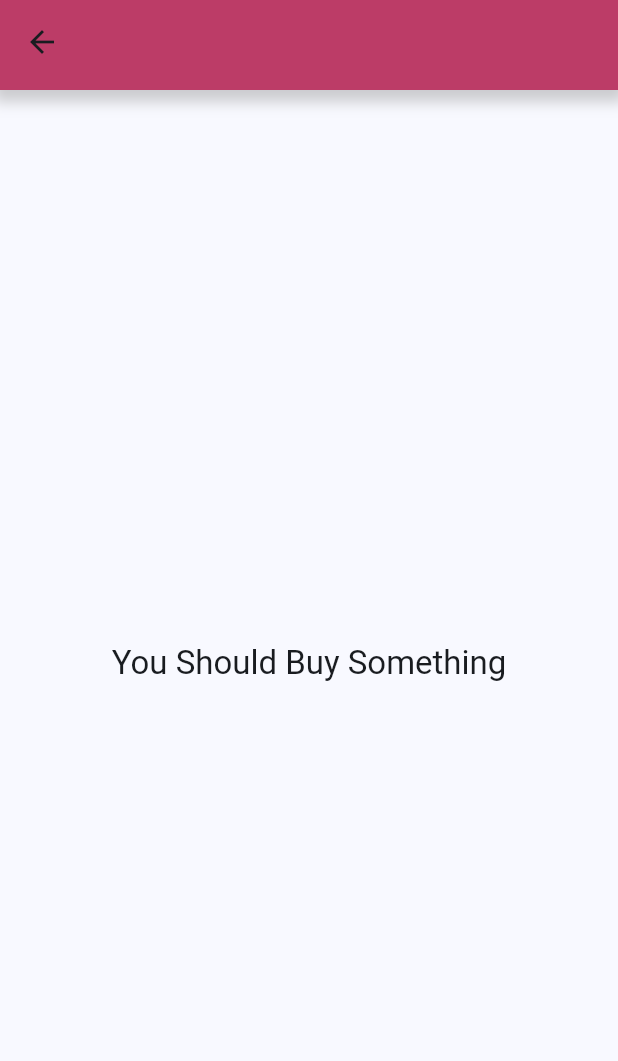
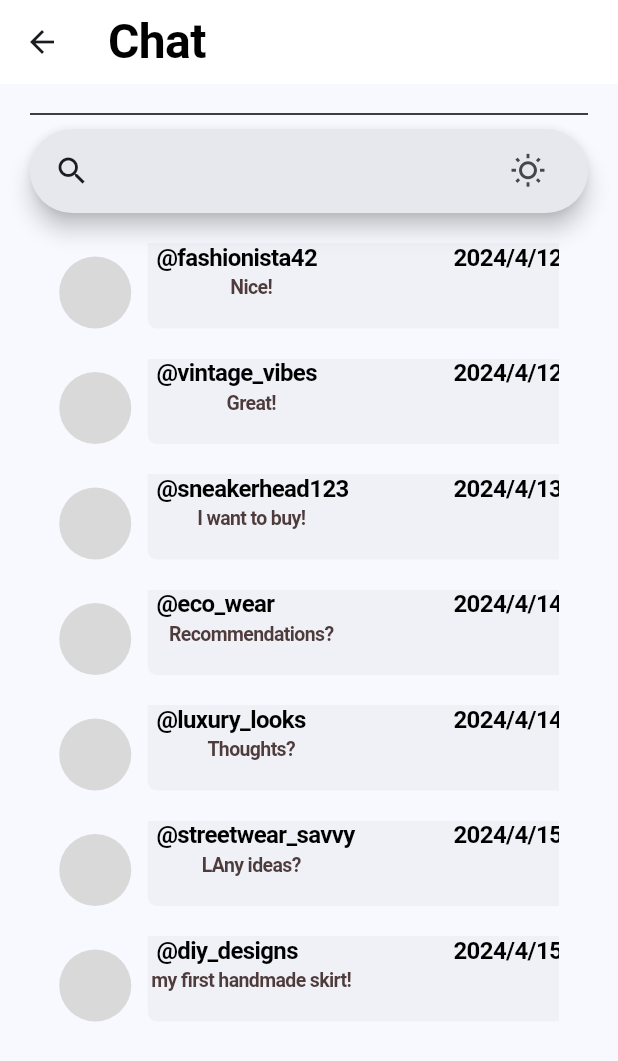
Before and after one commit to Skivap/SoftwareStudio, a Flutter app: the HomePage screen opened directly with empty values, swiped to page 4, on a phone screen of 412 x 824 dp. Shown: the top 1061 px of the screen. Run offline on Flutter 3.47's test engine with Material 3 defaults, Android fonts, the phone set to English and light mode, and no system bars; missing offline and left inert: dart:js_util; Roboto replaces fonts that are missing (Abhaya Libre SemiBold).

Commit message:
add chat

```diff
--- /dev/null
+++ b/lib/chat.dart
@@ -0,0 +1,179 @@
+// ignore_for_file: prefer_const_constructors
+
+import 'dart:js_util';
+
+import 'package:flutter/material.dart';
+import 'package:flutter/foundation.dart';
+import 'package:prototype_ss/homepage/search_page.dart';
+import 'data/chatdata.dart';
+
+final messages = [
+    ChatData(username:"@fashionista42", message:"Nice!", date:"2024/4/12"),
+    ChatData(username:"@vintage_vibes", message:"Great!", date:"2024/4/12"),
+    ChatData(username:"@sneakerhead123", message:"I want to buy!", date:"2024/4/13"),
+    ChatData(username:"@eco_wear", message:"Recommendations?", date:"2024/4/14"),
+    ChatData(username:"@luxury_looks", message:"Thoughts?", date:"2024/4/14"),
+    ChatData(username:"@streetwear_savvy", message:"LAny ideas?", date:"2024/4/15"),
+    ChatData(username:"@diy_designs", message:"my first handmade skirt!", date:"2024/4/15")
+];
+class ChatPage extends StatelessWidget {
+  const ChatPage({super.key});
+
+  @override
+  Widget build(BuildContext context) {
+    return Scaffold(
+      appBar: AppBar(
+        backgroundColor: Colors.white,
+        title:Text(
+                'Chat',
+                textAlign: TextAlign.center,
+                style: TextStyle(
+                  color: Colors.black,
+                  fontSize: 32,
+                  fontFamily: 'Abhaya Libre SemiBold',
+                  fontWeight: FontWeight.w600,
+                  height: 0.02,
+                  letterSpacing: -0.41,
+                ),
+              ),
+      ),
+      body:
+      Padding(
+            padding:EdgeInsets.fromLTRB(20.0,10.0,20.0, 10.0),
+            child:Column(
+              children: [
+                Divider(
+                  height: 20,
+                  thickness: 1,
+                  indent: 0,
+                  endIndent: 0,
+                  color: Colors.black,
+                ),
+                Search_Bar(),
+
+                Column(
+                  children:messages.asMap().entries.map((entry){
+                     final val = entry.value;
+                     return ChatBar(username: val.username, message: val.message, date: val.date);
+                   }
+                  ).toList(),
+                )
+
+              ],
+            ) ,
+          )
+
+    );
+  }
+}
+
+class ChatBar extends StatelessWidget {
+  final String username;
+  final String message;
+  final String date;
+  const ChatBar({super.key,required this.username,required this.message,required this.date});
+  @override
+  Widget build(BuildContext context) {
+    return Column(
+      children: [
+        SizedBox(height: 20.0,),
+        Column(
+          children: [
+            Container(
+              width: 333,
+              height: 57,
+              child: Stack(
+                children: [
+                  Positioned(
+                    left: 0,
+                    top: 9,
+                    child: Container(
+                      width: 48,
+                      height: 48,
+                      decoration: ShapeDecoration(
+                        color: Color(0xFFD9D9D9),
+                        shape: OvalBorder(),
+                      ),
+                    ),
+                  ),
+                  Positioned(
+                    left: 65,
+                    top: 9,
+                    child: Text(
+                      username,
+                      textAlign: TextAlign.center,
+                      style: TextStyle(
+                        color: Colors.black,
+                        fontSize: 16,
+                        fontFamily: 'Abhaya Libre SemiBold',
+                        fontWeight: FontWeight.w600,
+                        height: 0.09,
+                        letterSpacing: -0.41,
+                      ),
+                    ),
+                  ),
+                  Positioned(
+                    left: 55,
+                    top: 29,
+                    child: SizedBox(
+                      width: 146,
+                      height: 17,
+                      child: Text(
+                        message,
+                        textAlign: TextAlign.center,
+                        style: TextStyle(
+                          color: Color(0xFF513D3D),
+                          fontSize: 13,
+                          fontFamily: 'Abhaya Libre SemiBold',
+                          fontWeight: FontWeight.w600,
+                          height: 0.13,
+                          letterSpacing: -0.41,
+                        ),
+                      ),
+                    ),
+                  ),
+                  Positioned(
+                    left: 263,
+                    top: 9,
+                    child: Text(
+                      date,
+                      textAlign: TextAlign.center,
+                      style: TextStyle(
+                        color: Colors.black,
+                        fontSize: 16,
+                        fontFamily: 'Abhaya Libre SemiBold',
+                        fontWeight: FontWeight.w600,
+                        height: 0.09,
+                        letterSpacing: -0.41,
+                      ),
+                    ),
+                  ),
+                  Positioned(
+                    left: 59,
+                    top: 0,
+                    child: Container(
+                      padding: EdgeInsets.all(30.0),
+                      width: 374,
+                      height: 57,
+                      decoration: ShapeDecoration(
+                        color: Colors.black.withOpacity(0.029999999329447746),
+                        shape: RoundedRectangleBorder(
+                          borderRadius: BorderRadius.only(
+                            topRight: Radius.circular(6),
+                            bottomLeft: Radius.circular(6),
+                            bottomRight: Radius.circular(6),
+                          ),
+                        ),
+                      ),
+                    ),
+                  ),
+
+                ],
+              ),
+            ),
+          ],
+        ),
+      ],
+    );
+  }
+}
--- /dev/null
+++ b/lib/data/chatdata.dart
@@ -0,0 +1,8 @@
+import 'package:flutter/material.dart';
+
+class ChatData{
+  final String username;
+  final String message;
+  final String date;
+  const ChatData({required this.username,required this.message,required this.date});
+}
--- a/lib/home.dart
+++ b/lib/home.dart
@@ -2,7 +2,7 @@ import 'package:flutter/material.dart';
 import 'package:flutter/foundation.dart';
 import 'package:prototype_ss/homepage/main_page.dart';
 import 'package:prototype_ss/homepage/search_page.dart';
-
+import 'package:prototype_ss/chat.dart';
 class HomePage extends StatefulWidget {
 
   final void Function(String) changePage;
@@ -38,26 +38,26 @@ class _HomePage extends State<HomePage> with TickerProviderStateMixin {
   Widget build(BuildContext context){
     final TextTheme textTheme = Theme.of(context).textTheme;
     return Scaffold(
-      appBar: PreferredSize(
-          preferredSize: Size.fromHeight(60.0), // Adjust the height as needed
-          child: Container(
-            decoration: BoxDecoration(
-              boxShadow: [
-                BoxShadow(
-                  color: Colors.grey.withOpacity(0.5),
-                  spreadRadius: 5,
-                  blurRadius: 7,
-                  offset: Offset(0, 3), // changes position of shadow
-                ),
-              ],
-            ),
-            child: AppBar(
-              backgroundColor: Color.fromARGB(255, 188, 60, 103),
-              // leading: ,
-              // title: Text('Your App Title'),
-            ),
-          ),
-      ),
+      // appBar: PreferredSize(
+      //     preferredSize: Size.fromHeight(60.0), // Adjust the height as needed
+      //     child: Container(
+      //       decoration: BoxDecoration(
+      //         boxShadow: [
+      //           BoxShadow(
+      //             color: Colors.grey.withOpacity(0.5),
+      //             spreadRadius: 5,
+      //             blurRadius: 7,
+      //             offset: Offset(0, 3), // changes position of shadow
+      //           ),
+      //         ],
+      //       ),
+      //       child: AppBar(
+      //         backgroundColor: Color.fromARGB(255, 188, 60, 103),
+      //         // leading: ,
+      //         title: Text('Aurick Tolol'),
+      //       ),
+      //     ),
+      // ),
       body: Stack(
         alignment: Alignment.bottomCenter,
         children: <Widget>[
@@ -75,7 +75,7 @@ class _HomePage extends State<HomePage> with TickerProviderStateMixin {
                 child: Text('Wow, the list is Empty!', style: textTheme.titleLarge),
               ),
               Center(
-                child: Text('You Should Buy Something', style: textTheme.titleLarge),
+                child: ChatPage(),
               ),
               Center(
                 child: Text('Sign up first to reveal this page', style: textTheme.titleLarge),
@@ -154,7 +154,7 @@ class PageIndicator extends StatelessWidget {
       Icons.home,
       Icons.search,
       Icons.shopping_cart,
-      Icons.local_shipping,
+      Icons.chat,
       Icons.person
     ];
 
--- a/lib/login.dart
+++ b/lib/login.dart
@@ -1,6 +1,5 @@
 import 'package:flutter/material.dart';
 import 'package:flutter/widgets.dart';
-import 'utility.dart';
 
 class LoginPage extends StatefulWidget {
 
```
